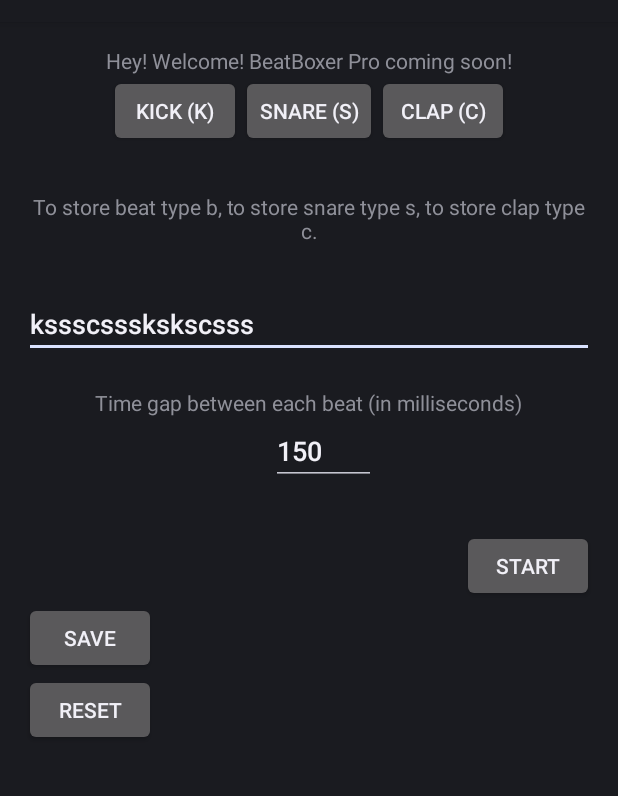
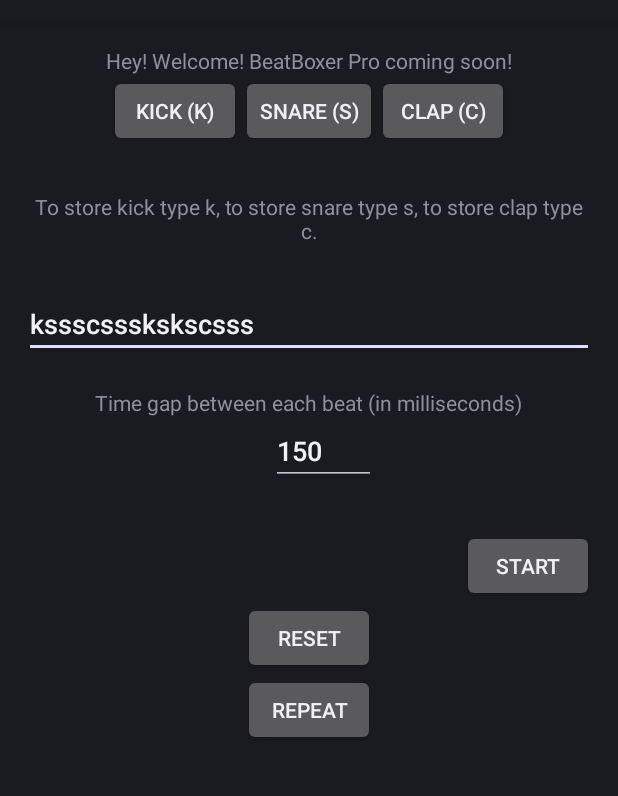
Before and after one commit to RxMz/BeatBoxer-Free, an Android app: the screen it shows after launch (MainActivity), on a phone screen of 412 x 824 dp, the part 62-858 px from its top. Run offline under Robolectric (Android 15) with nearby library versions, the light colour scheme and no system bars; our stand-ins replace AdMob.

Commit message:
Some features added

```diff
--- a/app/src/main/java/com/todaysfuture/beatboxer/MainActivity.java
+++ b/app/src/main/java/com/todaysfuture/beatboxer/MainActivity.java
@@ -1,17 +1,24 @@
 package com.todaysfuture.beatboxer;
 
 import android.app.Activity;
+import android.content.ActivityNotFoundException;
 import android.content.Context;
+import android.content.Intent;
 import android.content.SharedPreferences;
 import android.media.MediaPlayer;
 import android.media.MediaPlayer.OnCompletionListener;
+import android.net.Uri;
 import android.os.Bundle;
+import android.preference.PreferenceManager;
+import android.text.Editable;
+import android.text.TextWatcher;
 import android.view.Menu;
 import android.view.MenuItem;
 import android.view.View;
 import android.view.View.OnClickListener;
 import android.widget.Button;
 import android.widget.EditText;
+import android.widget.Toast;
 
 import com.google.android.gms.ads.AdRequest;
 import com.google.android.gms.ads.AdView;
@@ -24,14 +31,41 @@ public class MainActivity extends Activity {
         super.onCreate(savedInstanceState);
         setContentView(R.layout.activity_main);
 
+
         final EditText mEdit = (EditText) findViewById(R.id.editText1);
         final EditText speed = (EditText) findViewById(R.id.speed);
+
+        final SharedPreferences prefs = PreferenceManager
+                .getDefaultSharedPreferences(this);
+        mEdit.setText(prefs.getString("autoSave", "kssscssskskscsss"));
+        mEdit.addTextChangedListener(new TextWatcher() {
+            @Override
+            public void beforeTextChanged(CharSequence s, int start, int count, int after) {
+
+            }
+
+            @Override
+            public void onTextChanged(CharSequence s, int start, int before, int count) {
+
+            }
+
+            @Override
+            public void afterTextChanged(Editable s) {
+                prefs.edit().putString("autoSave", s.toString()).apply();
+            }
+        });
 
         //Getting Ads
         MobileAds.initialize(getApplicationContext(), "ca-app-pub-3150466150343288~2301613454");
         AdView mAdView = (AdView) findViewById(R.id.adView);
         AdRequest adRequest = new AdRequest.Builder().build();
         mAdView.loadAd(adRequest);
+
+
+        //Get Data Back
+        SharedPreferences sometune = getSharedPreferences("autoSave", Context.MODE_PRIVATE);
+        SharedPreferences.Editor editor = sometune.edit();
+        editor.putString("autoSave", mEdit.getText().toString()).commit();
 
 
 
@@ -55,6 +89,7 @@ public class MainActivity extends Activity {
                     }
                 });
                 mp.start();
+
             }
         });
         ((Button) findViewById(R.id.k)).setOnClickListener(new OnClickListener() {
@@ -66,6 +101,7 @@ public class MainActivity extends Activity {
                     }
                 });
                 mp.start();
+
             }
         });
         ((Button) findViewById(R.id.start)).setOnClickListener(new OnClickListener() {
@@ -126,21 +162,51 @@ public class MainActivity extends Activity {
                 }.start();
             }
         });
+        Button reset=(Button)findViewById(R.id.reset);
+        reset.setOnClickListener(new OnClickListener() {
+            @Override
+            public void onClick(View v) {
+                mEdit.setText("kssscssskskscsss");
+                AppRater.showRateDialog(MainActivity.this,null);
+            }
+        });
+        Button repeater=(Button)findViewById(R.id.reset);
+        repeater.setOnClickListener(new OnClickListener() {
+            @Override
+            public void onClick(View v) {
 
+            }
+        });
 
     }
 
     public boolean onCreateOptionsMenu(Menu menu) {
         menu.add(0, 0, 0, "BeatBoxer Pro coming soon!");
+        menu.add(0,1,1,"Rate Us!");
         menu.add(0, 1, 1, "Exit");
         return super.onCreateOptionsMenu(menu);
     }
 
     public boolean onOptionsItemSelected(MenuItem item) {
+        Context context=getApplicationContext();
         switch (item.getItemId()) {
             case 1:
+                Uri uri = Uri.parse("market://details?id=" + context.getPackageName());
+                Intent goToMarket = new Intent(Intent.ACTION_VIEW, uri);
+                // To count with Play market backstack, After pressing back button,
+                // to taken back to our application, we need to add following flags to intent.
+                goToMarket.addFlags(Intent.FLAG_ACTIVITY_NO_HISTORY |
+                        Intent.FLAG_ACTIVITY_CLEAR_WHEN_TASK_RESET |
+                        Intent.FLAG_ACTIVITY_MULTIPLE_TASK);
+                try {
+                    startActivity(goToMarket);
+                } catch (ActivityNotFoundException e) {
+                    startActivity(new Intent(Intent.ACTION_VIEW,
+                            Uri.parse("http://play.google.com/store/apps/details?id=" + context.getPackageName())));
+                }
+                break;
+            case 2:
                 finish();
-                break;
         }
         return super.onOptionsItemSelected(item);
     }
--- a/app/src/main/res/layout/activity_main.xml
+++ b/app/src/main/res/layout/activity_main.xml
@@ -50,7 +50,7 @@
         android:layout_gravity="center"
         android:gravity="center"
         android:layout_marginTop="30dp"
-        android:text="To store beat type b, to store snare type s, to store clap type c."/>
+        android:text="To store kick type k, to store snare type s, to store clap type c."/>
     <EditText
         android:layout_marginTop="30dp"
         android:layout_width="match_parent"
@@ -84,13 +84,15 @@
             <Button
                 android:layout_width="wrap_content"
                 android:layout_height="wrap_content"
-                android:id="@+id/saver"
-                android:text="Save"/>
+                android:id="@+id/reset"
+                android:layout_gravity="center"
+                android:text="Reset"/>
             <Button
-                android:layout_width="wrap_content"
-                android:layout_height="wrap_content"
-                android:id="@+id/reset"
-                android:text="Reset"/>
+            android:layout_width="wrap_content"
+            android:layout_height="wrap_content"
+            android:id="@+id/repeat"
+            android:layout_gravity="center"
+            android:text="Repeat"/>
     <com.google.android.gms.ads.AdView
         android:id="@+id/adView"
         android:layout_width="wrap_content"
```
Also changed, not shown: app/src/main/java/com/todaysfuture/beatboxer/AppRater.java (added, +102 -0 lines).
